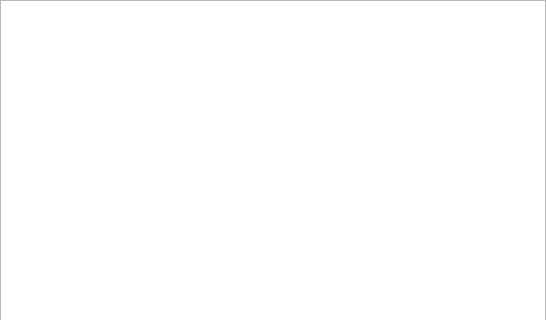
This is src/x/canbus/dataview.ui in x-tools-author/x-tools as Qt 5 draws it before an edit; both pictures show x 0 to 546 and y 0 to 320 of the 546 by 534 pixel window. The edited form follows.
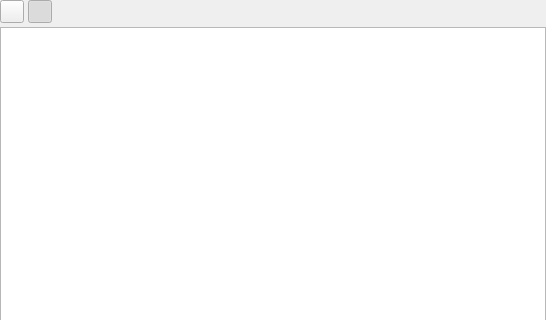
This is the edited form.

```diff
--- a/src/x/canbus/dataview.ui
+++ b/src/x/canbus/dataview.ui
@@ -29,6 +29,49 @@
    <property name="bottomMargin">
     <number>0</number>
    </property>
+   <item>
+    <layout class="QHBoxLayout" name="horizontalLayout">
+     <item>
+      <widget class="QToolButton" name="toolButtonClear">
+       <property name="toolTip">
+        <string>Clear all data</string>
+       </property>
+       <property name="text">
+        <string notr="true"/>
+       </property>
+      </widget>
+     </item>
+     <item>
+      <widget class="QToolButton" name="toolButtonScrolling">
+       <property name="toolTip">
+        <string>Audo scrolling to bottom</string>
+       </property>
+       <property name="text">
+        <string notr="true"/>
+       </property>
+       <property name="checkable">
+        <bool>true</bool>
+       </property>
+       <property name="checked">
+        <bool>true</bool>
+       </property>
+      </widget>
+     </item>
+     <item>
+      <spacer name="horizontalSpacer">
+       <property name="orientation">
+        <enum>Qt::Orientation::Horizontal</enum>
+       </property>
+       <property name="sizeHint" stdset="0">
+        <size>
+         <width>40</width>
+         <height>20</height>
+        </size>
+       </property>
+      </spacer>
+     </item>
+    </layout>
+   </item>
    <item>
     <widget class="QTableView" name="tableView"/>
    </item>
```
